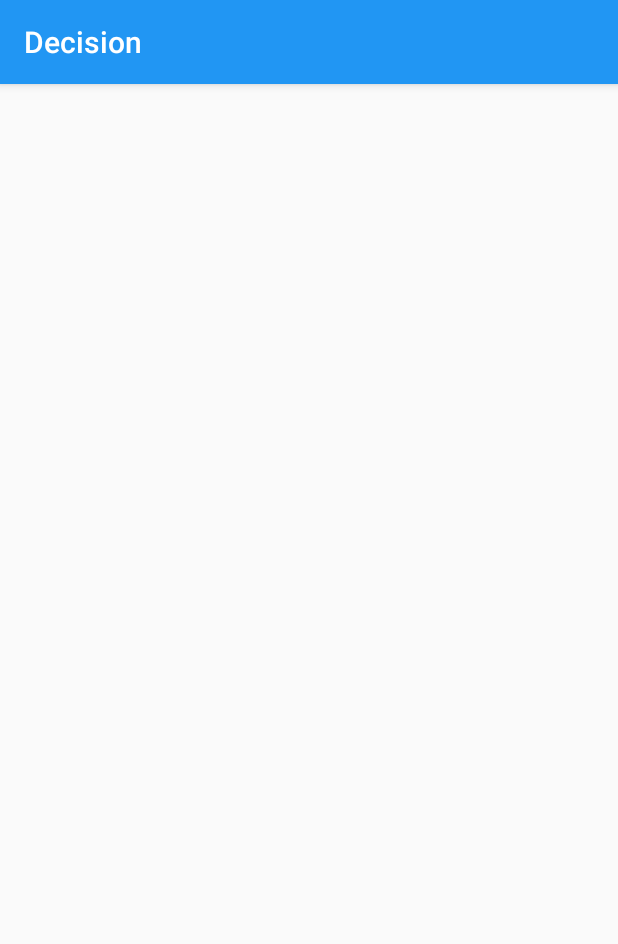
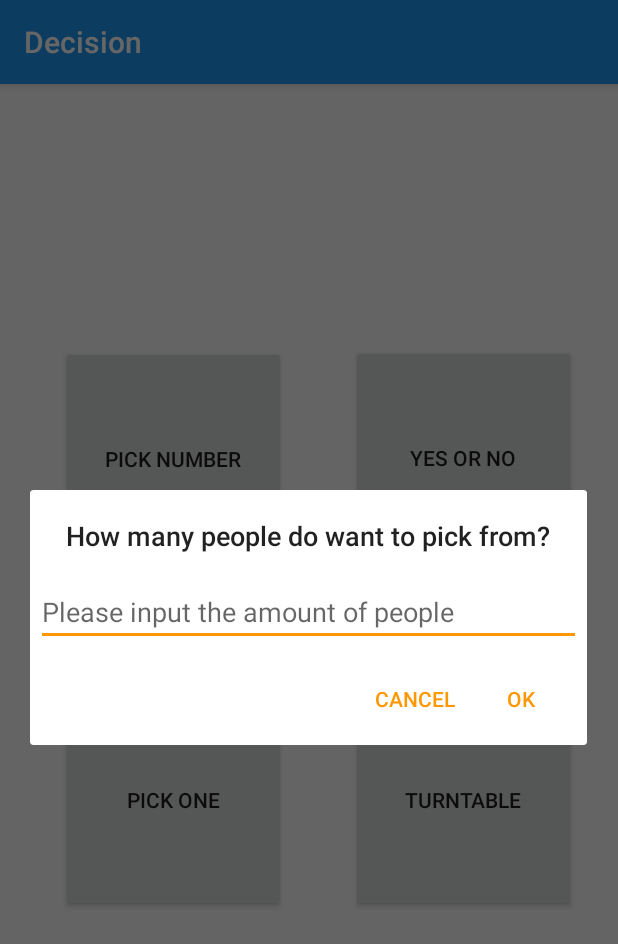
Before and after one commit to chend666/FinalProject, an Android app: the screen it shows after launch (PickOne before the commit, MainActivity after it), after a tap on "PICK ONE", on a phone screen of 412 x 824 dp. Shown: the top 944 px of the screen. Run offline under Robolectric (Android 15) with nearby library versions, the phone set to English and light mode, and no system bars.

Commit message:
Pick One

```diff
--- a/app/src/main/java/com/example/android/FinalProject/Circle.java
+++ b/app/src/main/java/com/example/android/FinalProject/Circle.java
@@ -15,6 +15,7 @@ public class Circle {
     int green;
     int blue;
     Random random = new Random();
+    int color;
 
     public Circle(float x, float y, int pointId){
         this.x = x;
@@ -26,7 +27,9 @@ public class Circle {
     }
 
     public  void drawIt(Canvas canvas, Paint paint){
+
         paint.setColor(Color.rgb(red,green,blue));
+        color = paint.getColor();
         canvas.drawCircle(x,y,radius,paint);
     }
 }
--- a/app/src/main/java/com/example/android/FinalProject/MainActivity.java
+++ b/app/src/main/java/com/example/android/FinalProject/MainActivity.java
@@ -1,24 +1,48 @@
 package com.example.android.FinalProject;
+
 
 import android.content.Intent;
 import android.support.v7.app.AppCompatActivity;
 import android.os.Bundle;
 import android.util.Log;
 import android.view.View;
-
-import com.example.android.FinalProject.R;
-
-public class MainActivity extends AppCompatActivity {
+import android.widget.Button;
+import android.widget.TextView;
 
 
+public class MainActivity extends AppCompatActivity implements PickOneDialog.PickOneDialogListener {
+
+    private Button pickOneButton;
     private static final String LOG_TAG = MainActivity.class.getSimpleName();
+    public static int amountPpl;
+
+
+
+    public void applyTexts(int peopleAmount) {
+        amountPpl = peopleAmount;
+
+    }
 
     @Override
     protected void onCreate(Bundle savedInstanceState) {
         super.onCreate(savedInstanceState);
         setContentView(R.layout.activity_main);
+
+        pickOneButton = (Button) findViewById(R.id.button3);
+
+        pickOneButton.setOnClickListener(new View.OnClickListener() {
+            @Override
+            public void onClick(View arg0) {
+                openPickOneDialog();
+
+            }
+        });
+        }
+
+    public void openPickOneDialog(){
+        PickOneDialog pickOneDialog = new PickOneDialog();
+        pickOneDialog.show(getSupportFragmentManager(), "Pick One Dialog");
     }
-
 
     public void PickNumber(View view) {
 
@@ -37,13 +61,13 @@ public class MainActivity extends AppCompatActivity {
         startActivity(intent);
     }
 
-    public void PickOne(View view) {
-
-        Log.d(LOG_TAG,"Click");
-
-        Intent intent = new Intent(this, PickOne.class);
-        startActivity(intent);
-    }
+//    public void PickOne(View view) {
+//
+//        Log.d(LOG_TAG,"Click");
+//
+//        Intent intent = new Intent(this, PickOne.class);
+//        startActivity(intent);
+//    }
 
     public void Turntable(View view) {
 
--- a/app/src/main/java/com/example/android/FinalProject/PickOne.java
+++ b/app/src/main/java/com/example/android/FinalProject/PickOne.java
@@ -3,10 +3,12 @@ package com.example.android.FinalProject;
 
 import android.os.Bundle;
 import android.support.v7.app.AppCompatActivity;
+import android.widget.TextView;
 
 
 public class PickOne extends AppCompatActivity {
 
+    public TextView amountOfPpl;
     @Override
     protected void onCreate(Bundle savedInstanceState) {
         super.onCreate(savedInstanceState);
--- /dev/null
+++ b/app/src/main/java/com/example/android/FinalProject/PickOneDialog.java
@@ -0,0 +1,63 @@
+package com.example.android.FinalProject;
+
+import android.app.Activity;
+import android.app.AlertDialog;
+import android.app.Dialog;
+import android.content.Context;
+import android.content.DialogInterface;
+import android.content.Intent;
+import android.os.Bundle;
+import android.support.v7.app.AppCompatDialogFragment;
+import android.view.LayoutInflater;
+import android.view.View;
+import android.widget.EditText;
+
+public class PickOneDialog extends AppCompatDialogFragment {
+    private EditText amountPeople;
+    private PickOneDialogListener listener;
+
+
+    @Override
+    public Dialog onCreateDialog(Bundle savedInstanceState){
+        AlertDialog.Builder builder = new AlertDialog.Builder(getActivity());
+
+        LayoutInflater inflater = getActivity().getLayoutInflater();
+        final View view = inflater.inflate(R.layout.dialog_num, null);
+        builder.setView(view).setTitle("How many people do want to pick from?").setNegativeButton("Cancel", new DialogInterface.OnClickListener() {
+            @Override
+            public void onClick(DialogInterface dialogInterface, int i) {
+
+            }
+        }).setPositiveButton("OK", new DialogInterface.OnClickListener() {
+            @Override
+            public void onClick(DialogInterface dialogInterface, int i) {
+                int peopleAmount = Integer.parseInt(amountPeople.getText().toString());
+                listener.applyTexts(peopleAmount);
+
+                Intent intent = new Intent(getContext(), PickOne.class);
+                startActivity(intent);
+
+
+            }
+        });
+        amountPeople = view.findViewById(R.id.PeopleAmount);
+        return  builder.create();
+    }
+
+
+    @Override
+    public void onAttach(Context context) {
+        super.onAttach(context);
+
+        try {
+            listener = (PickOneDialogListener) context;
+        } catch (ClassCastException e){
+            throw new ClassCastException(context.toString() + "must implement PickOneDialogListener");
+        }
+
+    }
+
+    public interface PickOneDialogListener{
+        void applyTexts(int peopleAmount);
+    }
+}
--- a/app/src/main/res/layout/activity_main.xml
+++ b/app/src/main/res/layout/activity_main.xml
@@ -40,7 +40,7 @@
         android:layout_height="150dp"
         android:layout_marginBottom="216dp"
         android:text="@string/pick_one"
-        android:onClick="PickOne"
+
         app:layout_constraintBottom_toBottomOf="parent"
         app:layout_constraintEnd_toStartOf="@+id/button4"
         app:layout_constraintHorizontal_bias="0.486"
--- /dev/null
+++ b/app/src/main/res/layout/dialog_num.xml
@@ -0,0 +1,18 @@
+<?xml version="1.0" encoding="utf-8"?>
+<LinearLayout xmlns:android="http://schemas.android.com/apk/res/android"
+    android:orientation="vertical"
+    android:layout_width="wrap_content"
+    android:layout_height="wrap_content">
+
+    <EditText
+        android:id="@+id/PeopleAmount"
+        android:inputType="number"
+        android:layout_width="match_parent"
+        android:layout_height="wrap_content"
+        android:layout_marginTop="16dp"
+        android:layout_marginLeft="4dp"
+        android:layout_marginRight="4dp"
+        android:layout_marginBottom="4dp"
+        android:hint="@string/please_input_the_amount_of_people" />
+
+</LinearLayout>
--- a/app/src/main/res/values/strings.xml
+++ b/app/src/main/res/values/strings.xml
@@ -29,5 +29,6 @@ limitations under the License. -->
     <string name="back">Back</string>
     <string name="saved_table1">saved table</string>
     <string name="warnM">Error! Please add attributs</string>
-    <string name="put_everyone_s_finger_on_the_screen">Put everyone\'s finger on the screen</string>
+    <string name="please_input_the_amount_of_people">Please input the amount of people</string>
+
 </resources>
```
Also changed, not shown: app/src/main/java/com/example/android/FinalProject/MultiTouch.java (+44 -7 lines).
